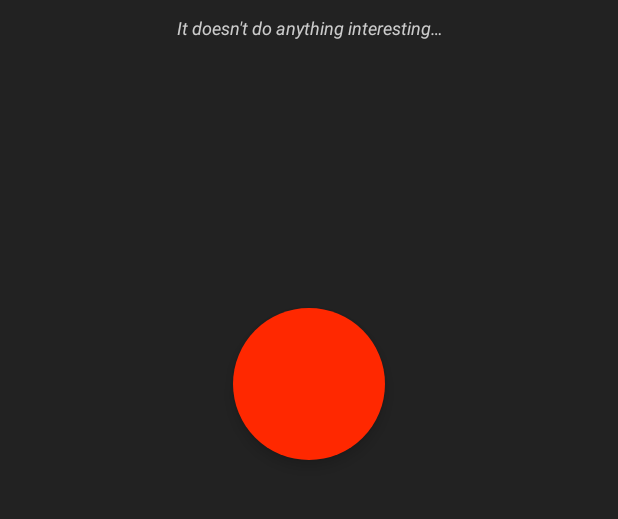
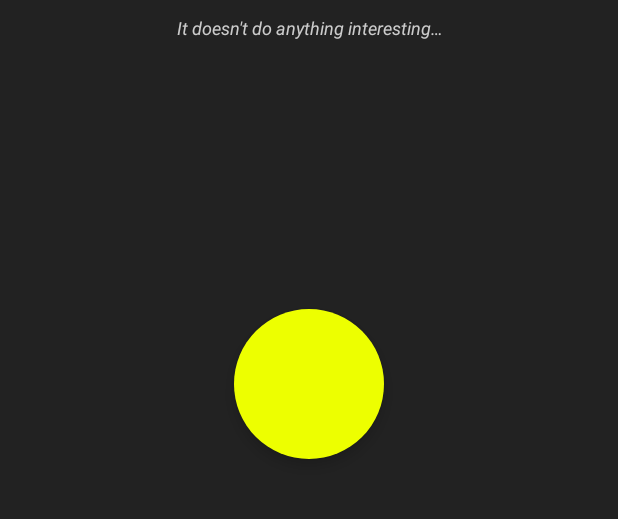
Before and after one commit to nelson-escalona/AND101-Unit-4-Lab, an Android app: the screen it shows after launch (MainActivity), after a tap on "Not a red button. Maybe you should get r", on a phone screen of 412 x 824 dp, the part 234-753 px from its top. Run offline under Robolectric (Android 15) with nearby library versions, the phone set to English and light mode, and no system bars; libraries missing offline, so code that uses them is left out: es.dmoral.toasty; 2 statements that could not run were skipped.

Commit message:
Lab 4 Completed

```diff
--- a/app/src/main/java/com/driuft/redbutton/MainActivity.kt
+++ b/app/src/main/java/com/driuft/redbutton/MainActivity.kt
@@ -16,10 +16,9 @@ class MainActivity : AppCompatActivity() {
 
     private lateinit var binding: ActivityMainBinding
 
-    private val redButton get() = binding.redButton as Button
+    private val redButton get() = binding.redButton
     private val blueButton get() = binding.blueButton
     private val tinyYellowButton get() = binding.tinyYellowButton
-    private val superSecretView get() = binding.SUPERSECRETPOWERLEVELVIEW
     private val sharedPref: SharedPreferences by lazy {
         getPreferences(MODE_PRIVATE)
     }
@@ -41,7 +40,6 @@ class MainActivity : AppCompatActivity() {
         blueButton.setOnClickListener { blueButtonClicked() }
         tinyYellowButton.setOnClickListener { tinyButtonClicked() }
         tinyYellowButton.setOnLongClickListener { tinyButtonLongClicked() }
-        superSecretView.setOnClickListener { unclickableButton() }
     }
 
     /**
@@ -102,17 +100,7 @@ class MainActivity : AppCompatActivity() {
      * Something is preventing me from clicking...
      * Maybe I should check out [R.layout.activity_main] to look for anything suspicious.
      */
-    private fun unclickableButton() {
-        superSecretCounter += 1
-        // Show a clue after three (3) taps
-        if (superSecretCounter > 3) {
-            Toasty.warning(
-                this,
-                getString(R.string.toast_unclickable_warning),
-                Toasty.LENGTH_LONG
-            ).show()
-        }
-    }
+
 
     /**
      * Congratulations!!!
--- a/app/src/main/res/layout/activity_main.xml
+++ b/app/src/main/res/layout/activity_main.xml
@@ -49,8 +49,8 @@
     <!-- your standard, much smaller, non-red button -->
     <com.google.android.material.floatingactionbutton.FloatingActionButton
         android:id="@+id/tiny_yellow_button"
-        android:layout_width="10dp"
-        android:layout_height="10dp"
+        android:layout_width="100dp"
+        android:layout_height="100dp"
         app:layout_constraintTop_toTopOf="parent"
         app:layout_constraintBottom_toBottomOf="parent"
         app:layout_constraintStart_toStartOf="parent"
@@ -73,15 +73,8 @@
         app:backgroundTint="@color/blue"
         app:borderWidth="0dp"
         app:fabCustomSize="101dp"
-        android:visibility="visible"
+        android:visibility="gone"
         android:contentDescription="@string/other_button_description"/>
 
-    <!-- why is this here... it doesn't seem to be doing anything -->
-    <View
-        android:id="@+id/SUPER_SECRET_POWER_LEVEL_VIEW"
-        android:layout_width="match_parent"
-        android:layout_height="match_parent"
-        android:elevation="9001dp"
-        android:visibility="visible"/>
 
 </androidx.constraintlayout.widget.ConstraintLayout>
```
